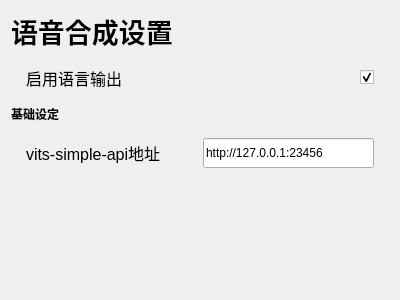
Qt form mianwindow_uichild/setting_vits.ui (Zao-chen/ZcChat) before a commit.
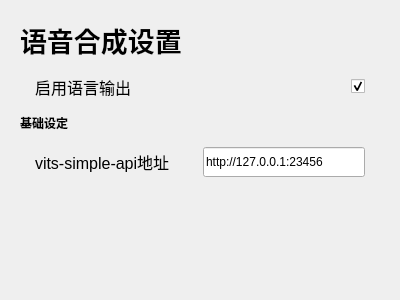
The same form after that commit. Custom widgets are drawn as their Qt base class.

Commit message: [test] 新界面测试

Patch:
```diff
--- a/mianwindow_uichild/setting_vits.ui
+++ b/mianwindow_uichild/setting_vits.ui
@@ -14,6 +14,18 @@
    <string>Form</string>
   </property>
   <layout class="QVBoxLayout" name="verticalLayout" stretch="0,0,0,0,1">
+   <property name="leftMargin">
+    <number>20</number>
+   </property>
+   <property name="topMargin">
+    <number>20</number>
+   </property>
+   <property name="rightMargin">
+    <number>20</number>
+   </property>
+   <property name="bottomMargin">
+    <number>20</number>
+   </property>
    <item>
     <widget class="ElaText" name="label">
      <property name="font">
```
The commit also changes 5 other files.
